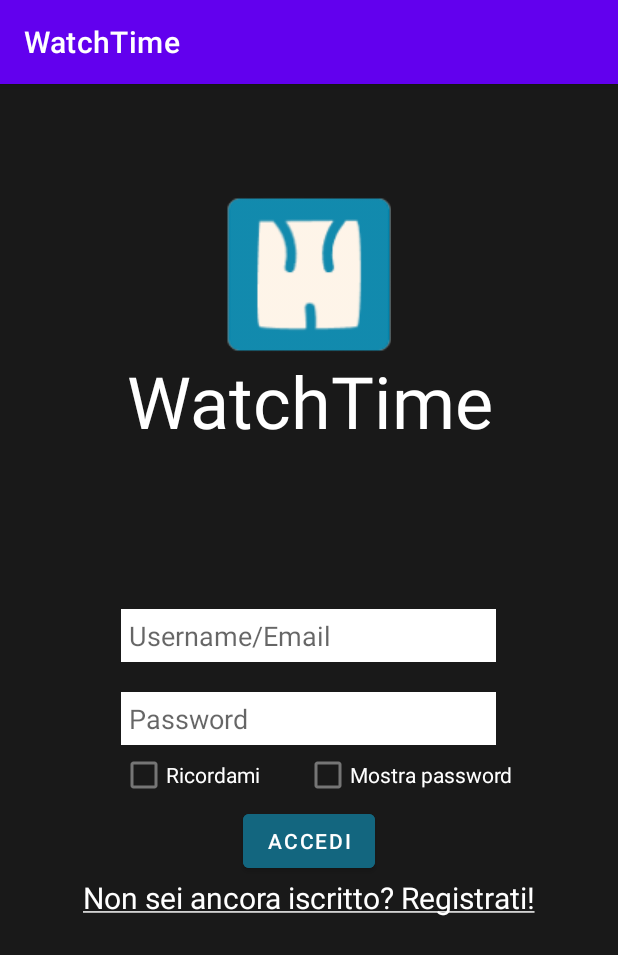
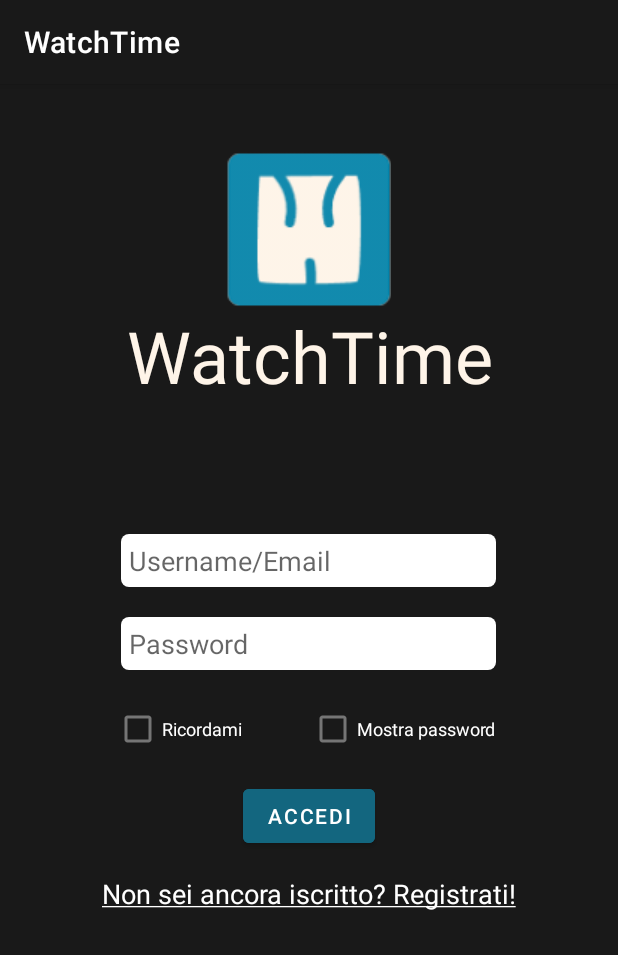
Before and after one commit to Giorgio-Iannello/WatchTime, an Android app: the screen it shows after launch (Login), on a phone screen of 412 x 824 dp. Shown: the top 955 px of the screen. Run offline under Robolectric (Android 15) with nearby library versions, the phone set to English and light mode, and no system bars.

Commit message:
improved login interface and added border radius resource

```diff
--- /dev/null
+++ b/app/src/main/res/drawable/border_radius.xml
@@ -0,0 +1,12 @@
+<?xml version="1.0" encoding="utf-8"?>
+    <shape xmlns:android="http://schemas.android.com/apk/res/android"
+        android:shape="rectangle"
+        android:padding="10dp">
+        <solid android:color="#FFFFFF" />
+
+        <corners
+            android:bottomRightRadius="5dp"
+            android:bottomLeftRadius="5dp"
+            android:topLeftRadius="5dp"
+            android:topRightRadius="5dp" />
+    </shape>
--- a/app/src/main/res/layout/login.xml
+++ b/app/src/main/res/layout/login.xml
@@ -1,6 +1,6 @@
 <?xml version="1.0" encoding="utf-8"?>
+
 <RelativeLayout xmlns:android="http://schemas.android.com/apk/res/android"
-    xmlns:app="http://schemas.android.com/apk/res-auto"
     xmlns:tools="http://schemas.android.com/tools"
     android:layout_width="match_parent"
     android:layout_height="match_parent"
@@ -13,9 +13,7 @@
         android:layout_height="wrap_content"
         android:layout_centerHorizontal="true"
         android:src="@drawable/logo"
-        android:layout_marginTop="75dp"
-
-        ></ImageView>
+        android:layout_marginTop="45dp" />
 
     <TextView
         android:layout_width="wrap_content"
@@ -24,17 +22,14 @@
         android:layout_centerHorizontal="true"
         android:gravity="center_horizontal"
         android:text="WatchTime"
-        android:textColor="@android:color/white"
-        android:textSize="48dp"
-
-
-        />
+        android:textColor="#fef4e8"
+        android:textSize="48sp" />
 
     <LinearLayout
-        android:layout_marginTop="350dp"
         android:layout_width="wrap_content"
         android:layout_height="wrap_content"
         android:layout_centerHorizontal="true"
+        android:layout_marginTop="300dp"
         android:orientation="vertical">
 
         <EditText
@@ -44,90 +39,66 @@
             android:layout_centerInParent="true"
             android:layout_gravity="center"
             android:layout_marginBottom="20dp"
-            android:background="@android:color/white"
+            android:background="@drawable/border_radius"
+            android:inputType="text"
             android:hint="Username/Email"
-            android:padding="5dp"></EditText>
-
+            android:padding="5dp" />
 
         <EditText
             android:id="@+id/passwordET"
             android:layout_width="250dp"
             android:layout_height="wrap_content"
-            android:layout_below="@+id/usernameET"
-            android:layout_centerInParent="true"
             android:layout_gravity="center"
-            android:background="@android:color/white"
+            android:background="@drawable/border_radius"
             android:hint="Password"
             android:inputType="textPassword"
-            android:padding="5dp"/>
+            android:padding="5dp" />
 
         <LinearLayout
-            android:layout_width="match_parent"
-            android:layout_height="match_parent">
+            android:layout_width="260dp"
+            android:layout_height="wrap_content"
+            android:layout_gravity="center"
+            android:layout_marginTop="15dp"
+            android:orientation="horizontal">
 
             <CheckBox
                 android:id="@+id/spuntaRC"
-                android:layout_width="30dp"
-                android:layout_height="40dp"
-                android:layout_below="@+id/editTextTextPassword"
-                android:layout_marginStart="30dp"
+                android:layout_width="match_parent"
+                android:layout_height="wrap_content"
+                android:layout_weight="1"
+                android:text="Ricordami"
+                android:textColor="@color/white"
+                android:textSize="12sp" />
 
-
-                android:layout_marginLeft="50dp"></CheckBox>
-
-            <TextView
-                android:layout_width="wrap_content"
+            <CheckBox
+                android:id="@+id/spuntaPw"
+                android:layout_width="match_parent"
                 android:layout_height="wrap_content"
-                android:text="Ricordami"
-                android:textColor="@android:color/white"
-                android:layout_marginLeft="0dp"></TextView>
-            <LinearLayout
-                android:layout_width="match_parent"
-                android:layout_height="match_parent">
-
-                <CheckBox
-                    android:id="@+id/spuntaPw"
-                    android:layout_width="30dp"
-                    android:layout_height="40dp"
-                    android:layout_below="@+id/editTextTextPassword"
-                    android:layout_marginStart="30dp"
-                    android:onClick="clickMP"
-
-
-                    android:layout_marginLeft="50dp"></CheckBox>
-
-                <TextView
-                    android:layout_width="wrap_content"
-                    android:layout_height="wrap_content"
-                    android:text="Mostra password"
-                    android:textColor="@android:color/white"
-                    android:layout_marginLeft="0dp"></TextView>
-            </LinearLayout>
+                android:layout_weight="1"
+                android:onClick="clickMP"
+                android:text="Mostra password"
+                android:textColor="@color/white"
+                android:textSize="12sp" />
         </LinearLayout>
-
 
         <Button
             android:layout_width="wrap_content"
             android:layout_height="wrap_content"
             android:layout_gravity="center"
+            android:layout_marginTop="10dp"
             android:backgroundTint="#13667F"
-            android:text="Accedi"
-            android:onClick="cLickAccedi"></Button>
+            android:textColor="@color/white"
+            android:onClick="cLickAccedi"
+            android:text="Accedi" />
 
         <TextView
             android:layout_width="wrap_content"
             android:layout_height="wrap_content"
-            android:clickable="true"
+            android:layout_gravity="center"
+            android:layout_marginTop="15dp"
+            android:onClick="clickReg"
             android:text="@string/sottolineato"
             android:textColor="@android:color/white"
-            android:textSize="20dp"
-            android:onClick="clickReg"
-            ></TextView>
-
-
+            android:textSize="18sp" />
     </LinearLayout>
-
-
-
-
 </RelativeLayout>
--- a/app/src/main/res/values/themes.xml
+++ b/app/src/main/res/values/themes.xml
@@ -2,9 +2,9 @@
     <!-- Base application theme. -->
     <style name="Theme.MyApplication" parent="Theme.MaterialComponents.DayNight.DarkActionBar">
         <!-- Primary brand color. -->
-        <item name="colorPrimary">@color/purple_500</item>
+        <item name="colorPrimary">#191919</item>
         <item name="colorPrimaryVariant">@color/purple_700</item>
-        <item name="colorOnPrimary">@color/white</item>
+        <item name="colorOnPrimary">#2a2a2a</item>
         <!-- Secondary brand color. -->
         <item name="colorSecondary">@color/teal_200</item>
         <item name="colorSecondaryVariant">@color/teal_700</item>
```
Also changed, not shown: app/src/main/res/drawable/navbar_item_color.xml (added, +14 -0 lines), app/src/main/res/layout/homepage.xml (+5 -5 lines), app/src/main/res/layout/registrazione.xml (+16 -27 lines).
